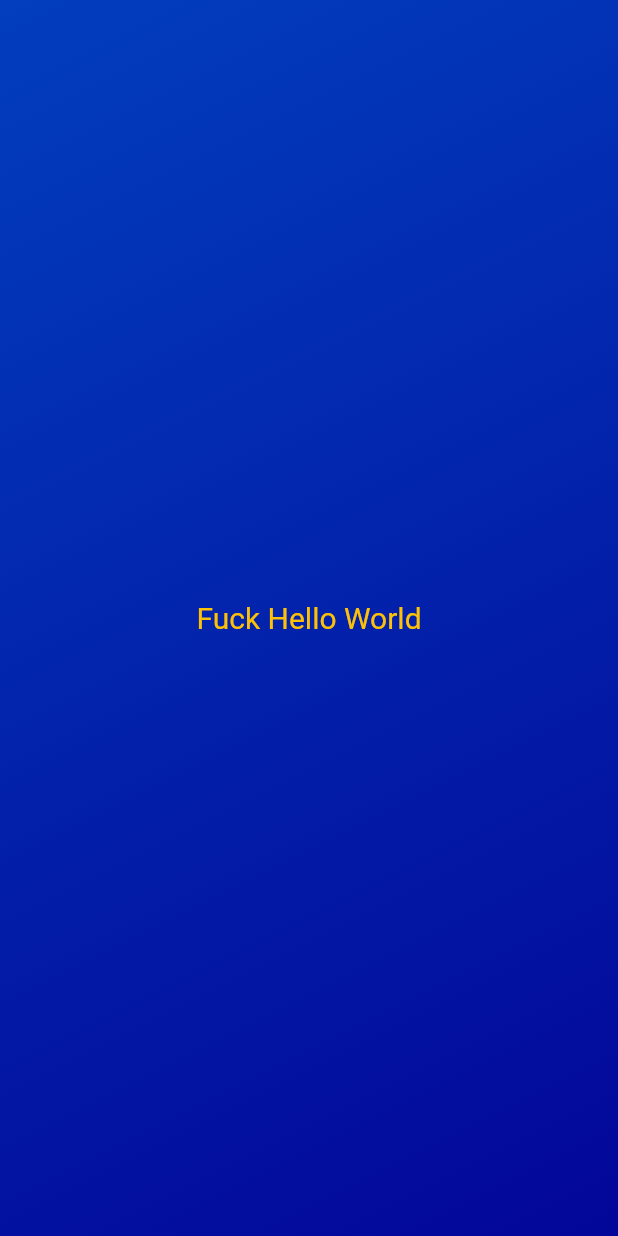
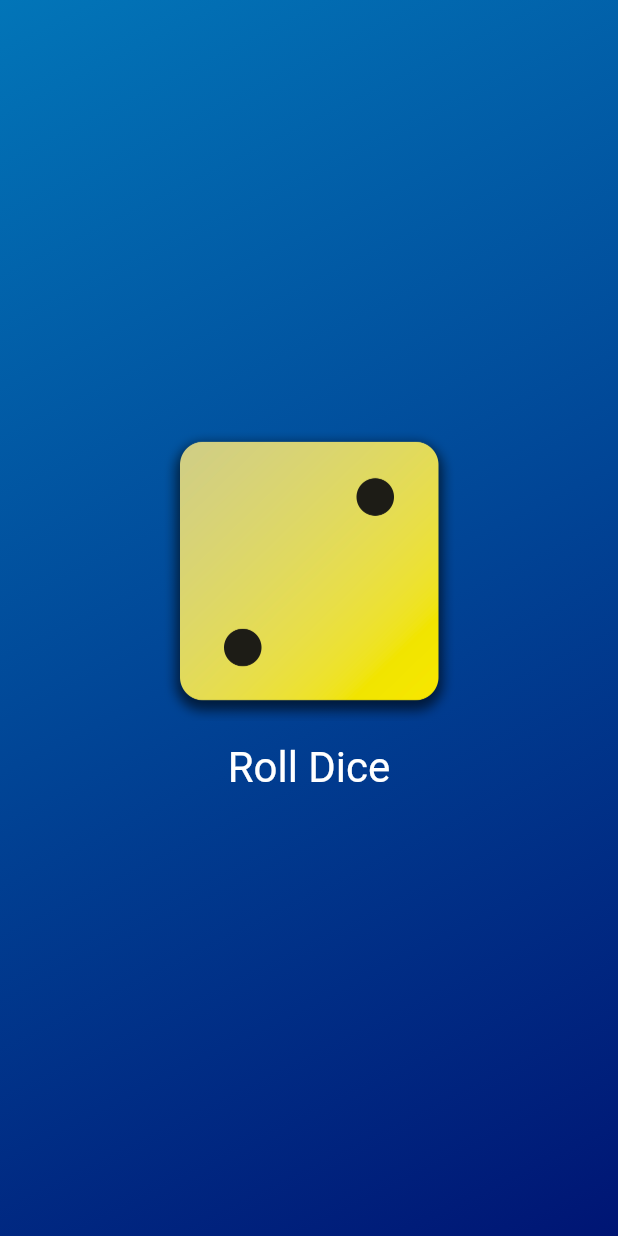
Before and after one commit to picasso653/first_fltter_cousre_app, a Flutter app: the screen it shows after launch, on a phone screen of 412 x 824 dp. Run offline on Flutter 3.47's test engine with Material 2 defaults, Android fonts, the phone set to English and light mode, and no system bars.

Commit message:
finished my  app for the  first section

```diff
--- /dev/null
+++ b/lib/dice_roller.dart
@@ -0,0 +1,44 @@
+import 'package:flutter/material.dart';
+import 'dart:math';
+
+class DiceRoller extends StatefulWidget {
+  DiceRoller({super.key});
+  @override
+  // ignore: no_logic_in_create_state
+  State<DiceRoller> createState() {
+    return _DiceRollerState();
+  }
+}
+
+class _DiceRollerState extends State<DiceRoller> {
+  final randmizer = Random();
+  var diceRoll = 2;
+
+  void rollDice() {
+    setState(() {
+      diceRoll = randmizer.nextInt(6) + 1;
+    });
+  }
+
+  @override
+  Widget build(context) {
+    return Column(
+      mainAxisSize: MainAxisSize.min,
+      children: [
+        Image.asset(
+          'assets/dice-images/dice-$diceRoll.png',
+          width: 200,
+        ),
+        TextButton(
+          onPressed: rollDice,
+          style: TextButton.styleFrom(
+            padding: const EdgeInsets.all(15),
+            foregroundColor: Colors.white,
+            textStyle: const TextStyle(fontSize: 28),
+          ),
+          child: const Text('Roll Dice'),
+        )
+      ],
+    );
+  }
+}
--- a/lib/gradient_container.dart
+++ b/lib/gradient_container.dart
@@ -1,24 +1,24 @@
-import 'package:first_fltter_cousre_app/styled_text.dart';
+import 'package:first_fltter_cousre_app/dice_roller.dart';
 import 'package:flutter/material.dart';
 
-var startAl = Alignment.topLeft;
-var endAl = Alignment.bottomRight;
+const startAl = Alignment.topLeft;
+const endAl = Alignment.bottomRight;
 
+// ignore: must_be_immutable
 class GradientContainer extends StatelessWidget {
-  const GradientContainer({super.key});
+  GradientContainer(this.firstColor, this.secondColor, {super.key});
+  Color firstColor;
+  Color secondColor;
+
   @override
   Widget build(context) {
     return Container(
-      decoration:  BoxDecoration(
-        gradient: LinearGradient(colors: const [
-          Color.fromARGB(255, 2, 62, 190),
-          Color.fromARGB(255, 3, 6, 153)
-        ],
-         begin: startAl,
-         end: endAl),
+      decoration: BoxDecoration(
+        gradient: LinearGradient(
+            colors: [firstColor, secondColor], begin: startAl, end: endAl),
       ),
-      child: const Center(
-        child: StyledText(),
+      child: Center(
+        child: DiceRoller(),
       ),
     );
   }
--- a/lib/main.dart
+++ b/lib/main.dart
@@ -3,8 +3,14 @@ import 'package:flutter/material.dart';
 
 void main() {
   runApp(
-    const MaterialApp(
-      home: Scaffold(body: GradientContainer()),
+    MaterialApp(
+      debugShowCheckedModeBanner: false,
+      home: Scaffold(
+        body: GradientContainer(
+          const Color.fromARGB(255, 2, 117, 184),
+          const Color.fromARGB(255, 0, 21, 116),
+        ),
+      ),
     ),
   );
 }
--- a/lib/styled_text.dart
+++ b/lib/styled_text.dart
@@ -1,12 +1,13 @@
 import 'package:flutter/material.dart';
 
 class StyledText extends StatelessWidget {
-  const StyledText({super.key});
+  StyledText(this.text, {super.key});
+  String text;
   @override
   Widget build(context) {
-    return const Text(
-      'Fuck Hello World',
-      style: TextStyle(
+    return  Text(
+      text,
+      style: const TextStyle(
         color: Colors.amber,
         fontSize: 20,
       ),
--- a/pubspec.yaml
+++ b/pubspec.yaml
@@ -59,9 +59,9 @@ flutter:
   uses-material-design: true
 
   # To add assets to your application, add an assets section, like this:
-  # assets:
-  #   - images/a_dot_burr.jpeg
-  #   - images/a_dot_ham.jpeg
+  assets:
+    - assets/dice-images/
+
 
   # An image asset can refer to one or more resolution-specific "variants", see
   # https://flutter.dev/assets-and-images/#resolution-aware
```
Also changed, not shown: assets/dice-images/dice-1.png (added), assets/dice-images/dice-2.png (added), assets/dice-images/dice-3.png (added), assets/dice-images/dice-4.png (added), assets/dice-images/dice-5.png (added), assets/dice-images/dice-6.png (added).
